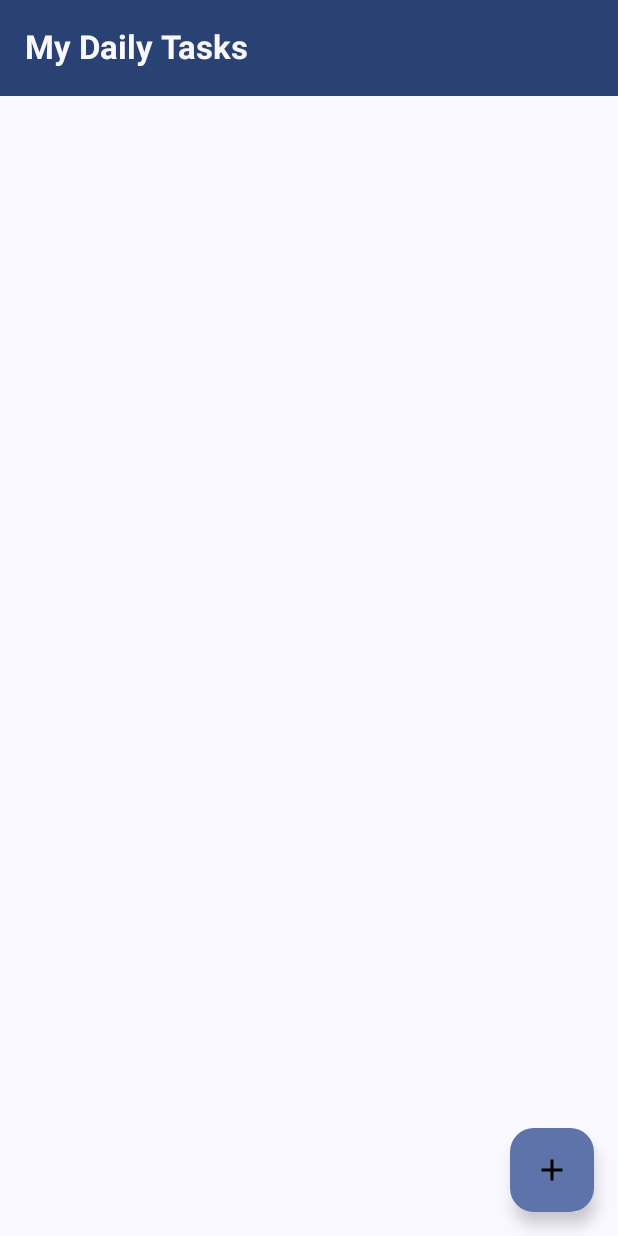
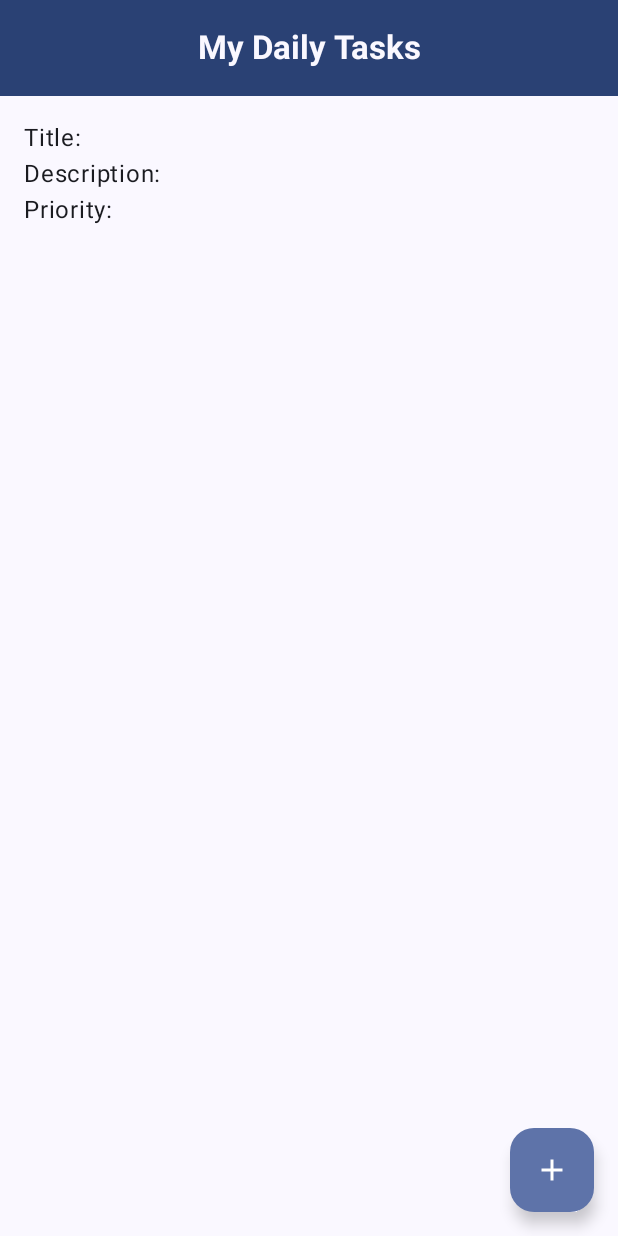
Before and after one commit to RdgFerino/DailyTasks, an Android app built with Jetpack Compose: the NewTaskScreen screen opened through its navigation route, after a tap on "Save", on a phone screen of 412 x 824 dp. Run offline under Robolectric (Android 15) with nearby library versions, the phone set to English and light mode, and no system bars.

Commit message:
Task View Model, data class, Save task

```diff
--- a/app/src/main/java/com/example/dailytasks/MainActivity.kt
+++ b/app/src/main/java/com/example/dailytasks/MainActivity.kt
@@ -5,6 +5,7 @@ import android.os.Bundle
 import androidx.activity.ComponentActivity
 import androidx.activity.compose.setContent
 import androidx.activity.enableEdgeToEdge
+import androidx.lifecycle.viewmodel.compose.viewModel
 import androidx.navigation.compose.NavHost
 import androidx.navigation.compose.composable
 import androidx.navigation.compose.rememberNavController
@@ -12,6 +13,7 @@ import com.example.dailytasks.ui.theme.DailyTasksTheme
 import com.example.dailytasks.view.NewTaskScreen
 import com.example.dailytasks.view.SaveTask
 import com.example.dailytasks.view.TaskList
+import com.example.dailytasks.view.TaskViewModel
 
 class MainActivity : ComponentActivity() {
     override fun onCreate(savedInstanceState: Bundle?) {
@@ -21,13 +23,14 @@ class MainActivity : ComponentActivity() {
             DailyTasksTheme {
 
                 val navController = rememberNavController()
+                val taskViewModel: TaskViewModel = viewModel()
 
                 NavHost(navController = navController, startDestination = "TaskList") {
                     composable(
                         route = "TaskList"
 
                     ) {
-                        TaskList(navController)
+                        TaskList(navController, taskViewModel)
 
                     }
 
@@ -37,8 +40,10 @@ class MainActivity : ComponentActivity() {
                         SaveTask(navController)
                     }
 
-                    composable("new task") {
+                    composable(
+                        route = "NewTask") {
                         NewTaskScreen(
+                            taskViewModel = taskViewModel,
                             onSaveTask = { navController.popBackStack() }
                         )
                     }
--- a/app/src/main/java/com/example/dailytasks/view/NewTaskScreen.kt
+++ b/app/src/main/java/com/example/dailytasks/view/NewTaskScreen.kt
@@ -24,11 +24,12 @@ import androidx.compose.ui.unit.dp
 
 @Composable
 fun NewTaskScreen(
+    taskViewModel: TaskViewModel,
     onSaveTask: () -> Unit
 ) {
     var title by remember { mutableStateOf("") }
     var description by remember { mutableStateOf("") }
-    var priority by remember { mutableStateOf("Medium") }
+    var priority by remember { mutableStateOf("") }
 
     Column(
         modifier = Modifier
@@ -65,7 +66,7 @@ fun NewTaskScreen(
             listOf("High", "Medium", "Low").forEach { level ->
                 Row(
                     verticalAlignment = Alignment.CenterVertically,
-                    modifier = Modifier.padding(end = 16.dp)
+                    modifier = Modifier.padding(end = 12.dp)
                 ) {
                     RadioButton(
                         selected = priority == level,
@@ -80,7 +81,8 @@ fun NewTaskScreen(
 
         Button(
             onClick = {
-                // Aqui você pode salvar a tarefa no banco de dados futuramente
+                val newTask = Task(title, description, priority)
+                taskViewModel.addTask(newTask)
                 onSaveTask()
             },
             modifier = Modifier.align(Alignment.End)
--- a/app/src/main/java/com/example/dailytasks/view/TaskList.kt
+++ b/app/src/main/java/com/example/dailytasks/view/TaskList.kt
@@ -4,11 +4,15 @@ package com.example.dailytasks.view
 
 import androidx.compose.foundation.Image
 import androidx.compose.foundation.layout.Column
+import androidx.compose.foundation.layout.Spacer
+import androidx.compose.foundation.layout.height
 import androidx.compose.foundation.layout.padding
 import androidx.compose.material.icons.Icons
 import androidx.compose.material.icons.filled.Add
+import androidx.compose.material3.CenterAlignedTopAppBar
 import androidx.compose.material3.ExperimentalMaterial3Api
 import androidx.compose.material3.FloatingActionButton
+import androidx.compose.material3.Icon
 import androidx.compose.material3.MaterialTheme
 import androidx.compose.material3.Scaffold
 import androidx.compose.material3.Text
@@ -26,11 +30,12 @@ import androidx.navigation.NavController
 @OptIn(ExperimentalMaterial3Api::class)
 @Composable
 fun TaskList(
-    navController: NavController
+    navController: NavController,
+    taskViewModel: TaskViewModel
 ) {
     Scaffold(
         topBar = {
-            TopAppBar(
+            CenterAlignedTopAppBar(
                 title = { Text("My Daily Tasks", fontWeight = FontWeight.Bold, textAlign = TextAlign.Center
                 ) },
                 colors = TopAppBarDefaults.topAppBarColors(
@@ -42,10 +47,10 @@ fun TaskList(
         floatingActionButton = {
             FloatingActionButton(
                 onClick = {
-                    navController.navigate("SaveTask")
+                    navController.navigate("NewTask")
                 }
             ) {
-                Image(
+                Icon(
                     imageVector = Icons.Default.Add,
                     contentDescription = "icon to save task"
                 )
@@ -53,9 +58,21 @@ fun TaskList(
         },
         containerColor = MaterialTheme.colorScheme.background
     ) { innerPadding ->
-        Column(modifier = Modifier.padding(innerPadding)) {
-            Text("", modifier = Modifier.padding(16.dp))
+        Column(
+            modifier = Modifier
+                .padding(innerPadding)
+                .padding(16.dp)
+        ) {
+            if (taskViewModel.taskList.isEmpty()) {
+                Text("No tasks yet.", style = MaterialTheme.typography.bodyLarge)
+            } else {
+                taskViewModel.taskList.forEach { task ->
+                    Text(text = "Title: ${task.title}")
+                    Text(text = "Description: ${task.description}")
+                    Text(text = "Priority: ${task.priority}")
+                    Spacer(modifier = Modifier.height(16.dp))
+                }
+            }
         }
     }
-
 }
--- /dev/null
+++ b/app/src/main/java/com/example/dailytasks/view/TaskViewModel.kt
@@ -0,0 +1,18 @@
+package com.example.dailytasks.view
+
+import androidx.lifecycle.ViewModel
+
+data class Task(
+    val title: String,
+    val description: String,
+    val priority: String
+)
+
+class TaskViewModel : ViewModel(){
+    private val _taskList = mutableListOf<Task>()
+    val taskList: List<Task> = _taskList
+
+    fun addTask(task: Task){
+        _taskList.add(task)
+    }
+}
```
